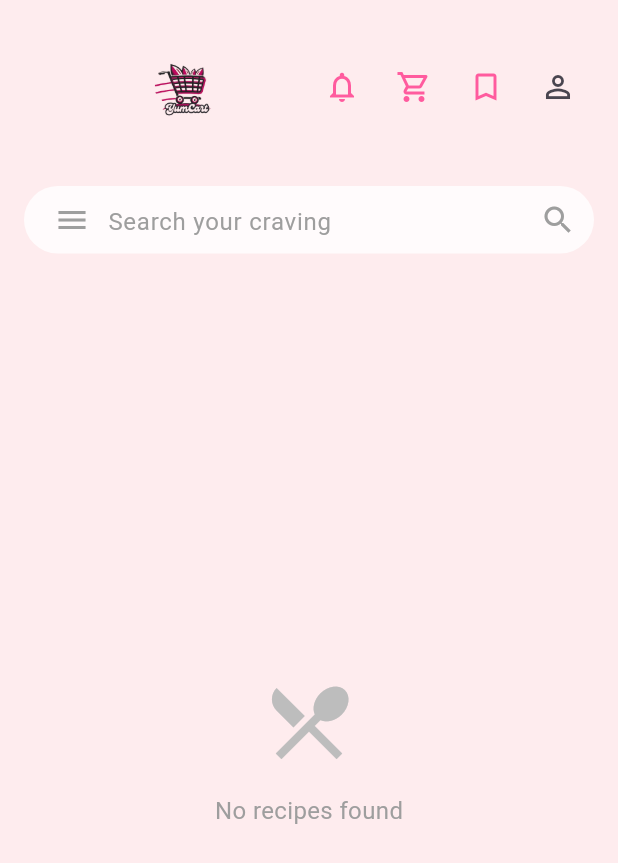
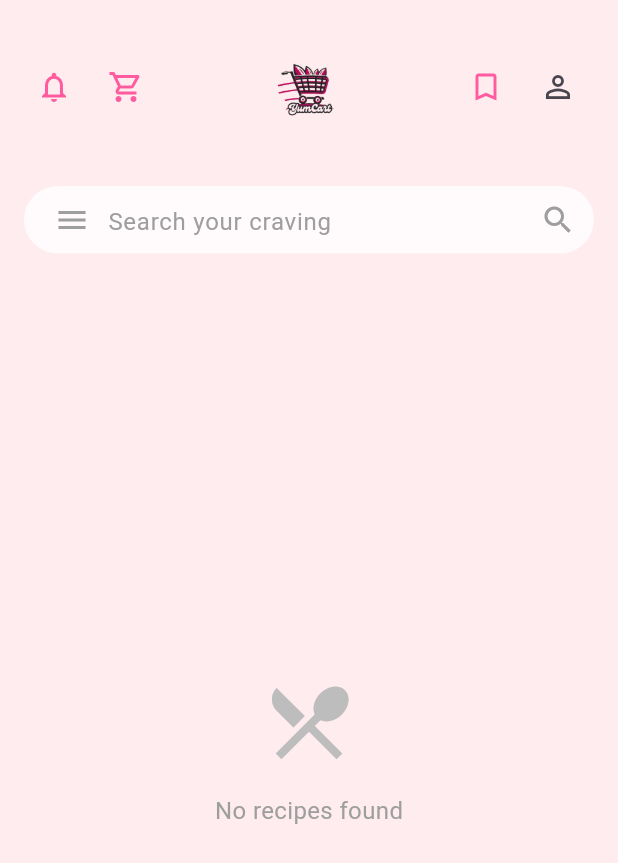
Before and after one commit to farahyusni/SwiftSolvers, a Flutter app: the BuyerHomePage screen opened by its route, on a phone screen of 412 x 824 dp. Shown: the top 863 px of the screen. Run offline on Flutter 3.47's test engine with Material 3 defaults, Android fonts, the phone set to English and light mode, and no system bars; our stand-ins replace cloud_firestore, firebase_auth, firebase_core, image_picker, supabase_flutter; accounts and stored records are empty; network calls fail.

Commit message:
arrangement in buyer home page logo centre

```diff
--- a/lib/views/buyer/buyer_home_page.dart
+++ b/lib/views/buyer/buyer_home_page.dart
@@ -231,12 +231,19 @@ class _BuyerHomePageState extends State<BuyerHomePage>
       child: Row(
         mainAxisAlignment: MainAxisAlignment.spaceBetween,
         children: [
-          // Empty space to maintain spacing (where back button was)
-          const SizedBox(width: 24),
+          // Left side: Notification and Shopping Cart
+          Row(
+            mainAxisSize: MainAxisSize.min,
+            children: [
+              // Notification bell with badge
+              _buildNotificationButton(),
 
-          // YumCart logo
-          Row(
-            children: [
+              // Shopping Cart button with badge
+              _buildCartButton(context),
+            ],
+          ),
+
+          // Center: YumCart logo
           Image.asset(
             'images/logo.png', // Make sure to add this asset
             width: 100,
@@ -258,20 +265,11 @@ class _BuyerHomePageState extends State<BuyerHomePage>
               );
             },
           ),
-              const SizedBox(width: 4),
-            ],
-          ),
 
-          // Action buttons (notifications, cart, favorites, profile)
+          // Right side: Bookmark and Profile
           Row(
             mainAxisSize: MainAxisSize.min,
             children: [
-              // Notification bell with badge
-              _buildNotificationButton(),
-
-              // Shopping Cart button with badge
-              _buildCartButton(context),
-
               // Favorites button
               IconButton(
                 icon: const Icon(
```
Lines whose indentation alone changed are shown as unchanged.
